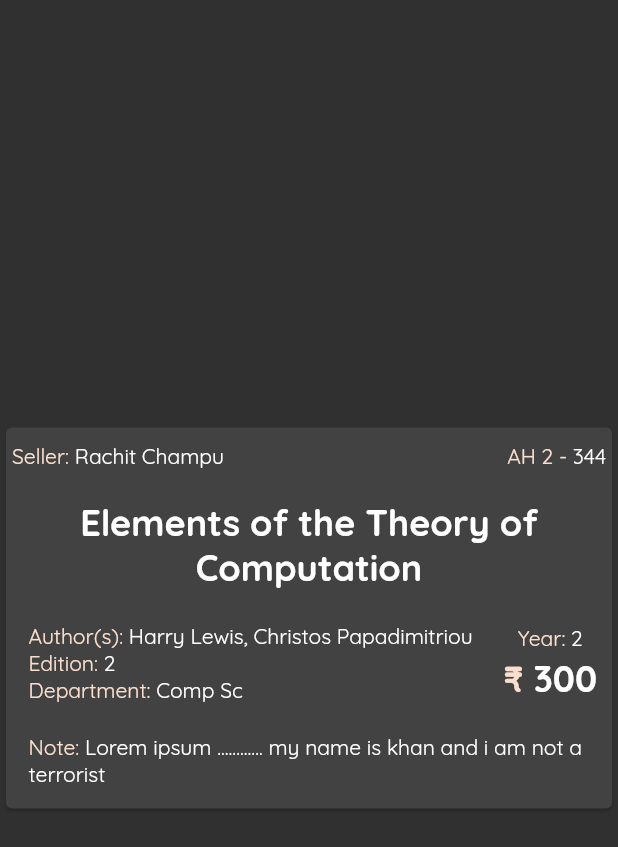
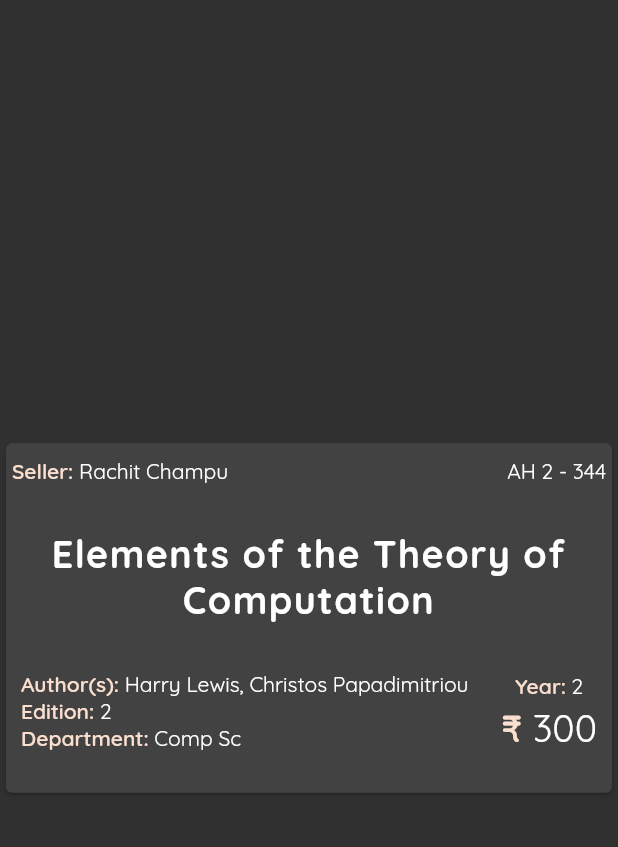
Before and after one commit to Maverick-Wolf/bfg, a Flutter app: the BookDetailsCard widget shown alone on an empty page, opened directly, on a phone screen of 412 x 824 dp. Shown: the top 847 px of the screen. Run offline on Flutter 3.47's test engine with Material 2 defaults, Android fonts, the phone set to English and light mode, and no system bars.

Commit message:
cleaned code n made pop up

```diff
--- a/lib/providers/login_providers/login_provider.dart
+++ b/lib/providers/login_providers/login_provider.dart
@@ -1,7 +1,6 @@
 
 import 'package:flutter/material.dart';
 
-import '../../theme.dart';
 
 class LoginProvider with ChangeNotifier {
 
--- a/lib/screens/list_view/book_card.dart
+++ b/lib/screens/list_view/book_card.dart
@@ -1,4 +1,5 @@
 import 'package:bfg/theme.dart';
+import 'package:flutter/cupertino.dart';
 import 'package:flutter/material.dart';
 
 class BookCard extends StatefulWidget {
@@ -22,12 +23,28 @@ class _BookCardState extends State<BookCard> {
   }
 }
 
-class BookDetailsCard extends StatelessWidget {
+class BookDetailsCard extends StatefulWidget {
   const BookDetailsCard({Key? key}) : super(key: key);
 
   @override
+  _BookDetailsCardState createState() => _BookDetailsCardState();
+}
+
+class _BookDetailsCardState extends State<BookDetailsCard> {
+  @override
+
+  String nameOfBook = "Elements of the Theory of Computation";
+  String priceOfBook = "300";
+  String roomNumberOfSeller = "AH 2 - 344";
+  String nameOfSeller = "Rachit Champu";
+  String bookAuthor = "Harry Lewis, Christos Papadimitriou";
+  String department = "Comp Sc";
+  String bookEdition = "2";
+  String year = "2";
+
   Widget build(BuildContext context) {
     return Center(
+      child: GestureDetector(
         child: Card(
           child: Column(
             crossAxisAlignment: CrossAxisAlignment.center,
@@ -37,115 +54,117 @@ class BookDetailsCard extends StatelessWidget {
               Row(
                 children: [
                   SizedBox(width: 4),
-                RichText(
-                  text: TextSpan(
-                      text: "Seller: ",
-                      style: TextStyle(
-                        color: _theme.secondaryColor,
-                        fontFamily: _theme.font,
-                      ),
-                      children: <TextSpan>[
-                        TextSpan(
-                            text: "Rachit Champu",
-                            style: TextStyle(
-                              color: _theme.tertiaryColor,
-                              fontFamily: _theme.font,
-                            )
-                        ),
-                      ]
-                  ),
-                ),
+                  _buildRichText("Seller: ", nameOfSeller, 14),
                   Spacer(),
-                RichText(
-                  text: TextSpan(
-                      text: "AH 2 - ",
-                      style: TextStyle(
-                        color: _theme.secondaryColor,
-                        fontFamily: _theme.font,
-                      ),
-                      children: <TextSpan>[
-                        TextSpan(
-                            text: "344",
-                            style: TextStyle(
-                              color: _theme.tertiaryColor,
-                              fontFamily: _theme.font,
-                            )
-                        ),
-                      ]
-                  ),
-                ),
+                  _buildRichText("", roomNumberOfSeller, 14),
                   SizedBox(width: 4),
                 ],
               ),
-            SizedBox(height: 20,),
-            Text(
-              "Elements of the Theory of Computation",
-              textAlign: TextAlign.center,
-              style: TextStyle(
-                fontSize: 24.0,
-                fontFamily: _theme.font,
-                fontWeight: FontWeight.bold,
-              ),
-            ),
+              SizedBox(height: 30,),
+              _buildBookTitle(nameOfBook),
               Padding(
-              padding: const EdgeInsets.fromLTRB(15, 22, 10, 20),
+                padding: const EdgeInsets.fromLTRB(10, 32, 10, 20),
                 child: Row(
                   children: [
                     Column(
                       crossAxisAlignment: CrossAxisAlignment.start,
                       children: [
-                      RichText(
+                        _buildRichText("Author(s): ", bookAuthor, 14),
+                        _buildRichText("Edition: ", bookEdition, 14),
+                        _buildRichText("Department: ", department, 14),
+                      ],
+                    ),
+                    Spacer(),
+                    Column(
+                      children: [
+                        _buildRichText("Year: ", year, 14),
+                        SizedBox(height: 3,),
+                        _buildRichText("₹ ", priceOfBook, 25),
+                      ],
+                    ),
+                  ],
+                ),
+              ),
+              // Padding(
+              //   padding: const EdgeInsets.fromLTRB(10, 0, 10, 7),
+              //   child: _buildRichText("Note: ", "Lorem ipsum ............ my name is khan and i am not a terrorist", 14),
+              // ),
+              SizedBox(height: 7,),
+            ],
+          ),
+        ),
+        onTap: () {
+          showDialog(
+              context: context,
+              builder: (BuildContext) => _buildPopupDialogue(context, nameOfSeller, nameOfBook, priceOfBook, roomNumberOfSeller)
+          );
+        },
+      ),
+    );
+  }
+}
+
+Widget _buildBookTitle(String bookTitle) {
+  return Text(
+    bookTitle,
+    textAlign: TextAlign.center,
+    style: TextStyle(
+      fontSize: 25.0,
+      letterSpacing: 1,
+      fontFamily: _theme.font,
+      fontWeight: FontWeight.bold,
+    ),
+  );
+}
+
+Widget _buildRichText(String text1, String text2, double _fontSize) {
+  return RichText(
     text: TextSpan(
-                          text: "Author(s): ",
+        text: text1,
         style: TextStyle(
           color: _theme.secondaryColor,
           fontFamily: _theme.font,
+          fontWeight: FontWeight.w600,
+          fontSize: _fontSize,
         ),
         children: <TextSpan>[
           TextSpan(
-                                text: "Harry Lewis, Christos Papadimitriou",
+              text: text2,
               style: TextStyle(
                 color: _theme.tertiaryColor,
                 fontFamily: _theme.font,
+                fontWeight: FontWeight.w400
               )
           ),
         ]
     ),
+  );
+}
+
+Widget _buildPopupDialogue(BuildContext context, String _sellerName, String _bookName, String _bookPrice, String _roomNumber) {
+  return AlertDialog(
+    backgroundColor: Colors.grey,
+    title: Row(
+      children: [
+        Column(
+          crossAxisAlignment: CrossAxisAlignment.start,
+          children: [
+            Text(
+              _sellerName,
+              style: TextStyle(
+                  color: _theme.secondaryColor,
+                  letterSpacing: 0.7,
+                  fontFamily: _theme.font,
+                  fontWeight: FontWeight.bold
               ),
-                      RichText(
-                        text: TextSpan(
-                            text: "Edition: ",
+            ),
+            Text(
+              _roomNumber,
               style: TextStyle(
                   color: _theme.secondaryColor,
                   fontFamily: _theme.font,
-                            ),
-                            children: <TextSpan>[
-                              TextSpan(
-                                  text: "2",
-                                  style: TextStyle(
-                                    color: _theme.tertiaryColor,
-                                    fontFamily: _theme.font,
-                                  )
-                              ),
-                            ]
-                        ),
-                      ),
-                      RichText(
-                        text: TextSpan(
-                            text: "Department: ",
-                            style: TextStyle(
-                              color: _theme.secondaryColor,
-                              fontFamily: _theme.font,
-                            ),
-                            children: <TextSpan>[
-                              TextSpan(
-                                  text: "Comp Sc",
-                                  style: TextStyle(
-                                    color: _theme.tertiaryColor,
-                                    fontFamily: _theme.font,
-                                  )
-                              ),
-                            ]
+                  fontWeight: FontWeight.w600,
+                  fontSize: 16
               ),
             ),
           ],
@@ -153,75 +172,53 @@ class BookDetailsCard extends StatelessWidget {
         Spacer(),
         Column(
           children: [
-                      RichText(
-                        text: TextSpan(
-                            text: "Year: ",
-                            style: TextStyle(
+            IconButton(
+              onPressed:() {},
+              icon: Icon(
+                Icons.phone,
+                size: 34,
                 color: _theme.secondaryColor,
-                              fontFamily: _theme.font,
-                            ),
-                            children: <TextSpan>[
-                              TextSpan(
-                                  text: "2",
-                                  style: TextStyle(
-                                    color: _theme.tertiaryColor,
-                                    fontFamily: _theme.font,
-                                  )
-                              ),
-                            ]
               ),
             ),
-                      SizedBox(height: 3,),
-                      RichText(
-                        text: TextSpan(
-                            text: "₹ ",
+            Text(
+              "Call",
               style: TextStyle(
-                              color: _theme.secondaryColor,
                 fontFamily: _theme.font,
-                              fontSize: 24,
-                              fontWeight: FontWeight.bold
-                            ),
-                            children: <TextSpan>[
-                              TextSpan(
-                                  text: "300",
-                                  style: TextStyle(
-                                    color: _theme.tertiaryColor,
-                                    fontFamily: _theme.font,
-                                  )
-                              ),
-                            ]
+                fontSize: 12,
+                color: _theme.secondaryColor
               ),
             ),
           ],
         ),
       ],
     ),
-            ),
-            Padding(
-              padding: const EdgeInsets.fromLTRB(15, 0, 10, 7),
-              child: RichText(
-                text: TextSpan(
-                    text: "Note: ",
+    content: Column(
+      mainAxisSize: MainAxisSize.min,
+      children: [
+        SizedBox(height: 15,),
+        Text(
+          _bookName,
+          textAlign: TextAlign.center,
           style: TextStyle(
-                      color: _theme.secondaryColor,
+            color: Colors.white,
+            letterSpacing: 1,
+            fontSize: 24,
             fontFamily: _theme.font,
-                    ),
-                    children: <TextSpan>[
-                      TextSpan(
-                          text: "Lorem ipsum ............ my name is khan and i am not a terrorist",
-                          style: TextStyle(
-                            color: _theme.tertiaryColor,
-                            fontFamily: _theme.font,
-                          )
-                      ),
-                    ]
+            fontWeight: FontWeight.bold
           ),
         ),
+        SizedBox(height: 25,),
+        Text(
+          "₹ " + _bookPrice,
+          style: TextStyle(
+              color: Colors.white,
+              letterSpacing: 1,
+              fontSize: 20,
+              fontFamily: _theme.font,
+              fontWeight: FontWeight.bold
           ),
-            SizedBox(height: 7,),
+        ),
       ],
-        ),
     ),
   );
 }
-}
```
Also changed, not shown: lib/main.dart (+3 -4 lines), lib/screens/login/enter_details.dart (+43 -88 lines), lib/screens/login/login_page.dart (+5 -12 lines), lib/providers/book_card_provider.dart (deleted), 1 other file. Lines whose indentation alone changed are shown as unchanged.
